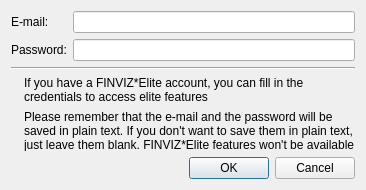
Old version of the form finvizaccesssetup.ui in the repository HappySeaFox/tht.
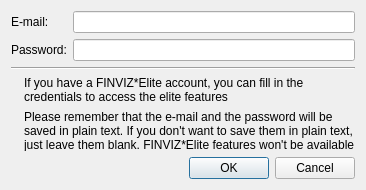
New version of the form.

Diff of the .ui file:
```diff
--- a/finvizaccesssetup.ui
+++ b/finvizaccesssetup.ui
@@ -77,7 +77,7 @@
      <item row="0" column="1">
       <widget class="QLabel" name="label_4">
        <property name="text">
-        <string>If you have a FINVIZ*Elite account, you can fill in the credentials to access elite features</string>
+        <string>If you have a FINVIZ*Elite account, you can fill in the credentials to access the elite features</string>
        </property>
        <property name="wordWrap">
         <bool>true</bool>
```
